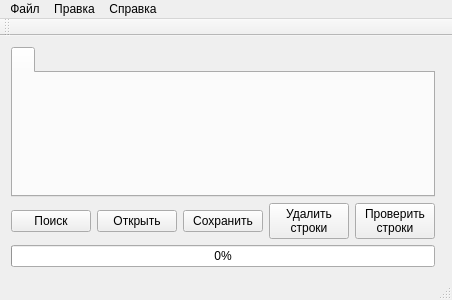
First picture: the form in mainwindow.ui, repository RuslanGainanov/AddressBID, before the edit.
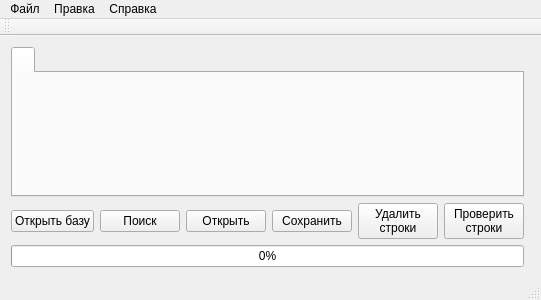
Second picture: the form after the edit. Custom widgets are drawn as their Qt base class.

Patch:
```diff
--- a/mainwindow.ui
+++ b/mainwindow.ui
@@ -6,7 +6,7 @@
    <rect>
     <x>0</x>
     <y>0</y>
-    <width>400</width>
+    <width>435</width>
     <height>300</height>
    </rect>
   </property>
@@ -17,14 +17,14 @@
    <layout class="QGridLayout" name="gridLayout">
     <item row="1" column="0">
      <layout class="QGridLayout" name="_gridLayoutButtons">
-      <item row="0" column="0">
+      <item row="0" column="1">
        <widget class="QPushButton" name="_pushButtonSearch">
         <property name="text">
          <string>Поиск</string>
         </property>
        </widget>
       </item>
-      <item row="0" column="3">
+      <item row="0" column="4">
        <widget class="QPushButton" name="_pushButtonDeleteRows">
         <property name="text">
          <string>Удалить 
@@ -32,21 +32,21 @@
         </property>
        </widget>
       </item>
-      <item row="0" column="1">
+      <item row="0" column="2">
        <widget class="QPushButton" name="_pushButtonOpen">
         <property name="text">
          <string>Открыть</string>
         </property>
        </widget>
       </item>
-      <item row="0" column="2">
+      <item row="0" column="3">
        <widget class="QPushButton" name="_pushButtonSave">
         <property name="text">
          <string>Сохранить</string>
         </property>
        </widget>
       </item>
-      <item row="0" column="4">
+      <item row="0" column="5">
        <widget class="QPushButton" name="_pushButtonCheckRows">
         <property name="text">
          <string>Проверить 
@@ -54,6 +54,13 @@
         </property>
        </widget>
       </item>
+      <item row="0" column="0">
+       <widget class="QPushButton" name="_pushButtonOpenBase">
+        <property name="text">
+         <string>Открыть базу</string>
+        </property>
+       </widget>
+      </item>
      </layout>
     </item>
     <item row="2" column="0">
@@ -86,8 +93,8 @@
     <rect>
      <x>0</x>
      <y>0</y>
-     <width>400</width>
-     <height>20</height>
+     <width>435</width>
+     <height>21</height>
     </rect>
    </property>
    <widget class="QMenu" name="_menuFile">
```
Left out of the diff: 3 changed lines with no effect on the pictures.
